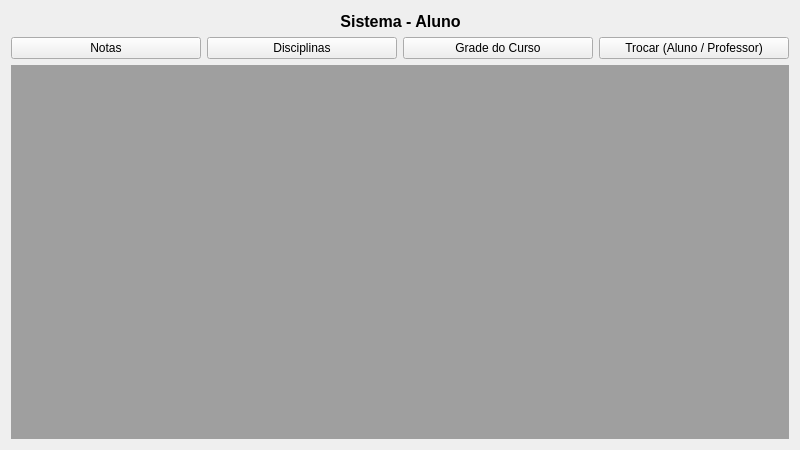
Qt form aluno.ui (AndersonLuis88/SIS_Faculdade) before a commit.
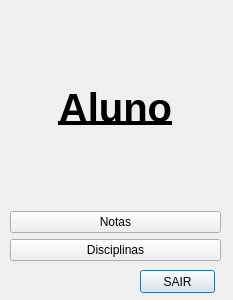
The same form after that commit.

Diff of the .ui file:
```diff
--- a/aluno.ui
+++ b/aluno.ui
@@ -1,106 +1,76 @@
 <?xml version="1.0" encoding="UTF-8"?>
 <ui version="4.0">
  <class>Aluno</class>
- <widget class="QMainWindow" name="Aluno">
+ <widget class="QDialog" name="Aluno">
   <property name="geometry">
    <rect>
     <x>0</x>
     <y>0</y>
-    <width>800</width>
-    <height>450</height>
+    <width>233</width>
+    <height>300</height>
    </rect>
   </property>
   <property name="windowTitle">
    <string>Faculdade - Sistema Aluno</string>
   </property>
-  <widget class="QWidget" name="centralWidget">
-   <layout class="QVBoxLayout" name="verticalLayout">
-    <item>
-     <layout class="QHBoxLayout" name="horizontalLayout_2">
-      <item>
-       <spacer name="horizontalSpacer">
-        <property name="orientation">
-         <enum>Qt::Horizontal</enum>
-        </property>
-        <property name="sizeHint" stdset="0">
-         <size>
-          <width>40</width>
-          <height>20</height>
-         </size>
-        </property>
-       </spacer>
-      </item>
-      <item>
+  <widget class="QPushButton" name="btn_voltarPrincipal">
+   <property name="geometry">
+    <rect>
+     <x>140</x>
+     <y>270</y>
+     <width>75</width>
+     <height>23</height>
+    </rect>
+   </property>
+   <property name="text">
+    <string>SAIR</string>
+   </property>
+  </widget>
+  <widget class="QWidget" name="">
+   <property name="geometry">
+    <rect>
+     <x>10</x>
+     <y>10</y>
+     <width>211</width>
+     <height>251</height>
+    </rect>
+   </property>
+   <layout class="QGridLayout" name="gridLayout">
+    <item row="0" column="0">
        <widget class="QLabel" name="label">
         <property name="font">
          <font>
-          <pointsize>12</pointsize>
+        <pointsize>30</pointsize>
           <weight>75</weight>
           <bold>true</bold>
+        <underline>true</underline>
          </font>
         </property>
         <property name="text">
-         <string>Sistema - Aluno</string>
+       <string>Aluno</string>
         </property>
         <property name="alignment">
          <set>Qt::AlignCenter</set>
         </property>
        </widget>
       </item>
-      <item>
-       <spacer name="horizontalSpacer_2">
-        <property name="orientation">
-         <enum>Qt::Horizontal</enum>
-        </property>
-        <property name="sizeHint" stdset="0">
-         <size>
-          <width>40</width>
-          <height>20</height>
-         </size>
-        </property>
-       </spacer>
-      </item>
-     </layout>
-    </item>
-    <item>
-     <layout class="QHBoxLayout" name="horizontalLayout">
-      <item>
-       <widget class="QPushButton" name="pushButton">
+    <item row="1" column="0">
+     <widget class="QPushButton" name="notas">
         <property name="text">
          <string>Notas</string>
         </property>
        </widget>
       </item>
-      <item>
-       <widget class="QPushButton" name="pushButton_2">
+    <item row="2" column="0">
+     <widget class="QPushButton" name="disciplinas">
         <property name="text">
          <string>Disciplinas</string>
         </property>
        </widget>
       </item>
-      <item>
-       <widget class="QPushButton" name="pushButton_3">
-        <property name="text">
-         <string>Grade do Curso</string>
-        </property>
-       </widget>
-      </item>
-      <item>
-       <widget class="QPushButton" name="pushButton_4">
-        <property name="text">
-         <string>Trocar (Aluno / Professor)</string>
-        </property>
-       </widget>
-      </item>
-     </layout>
-    </item>
-    <item>
-     <widget class="QMdiArea" name="mdiArea"/>
-    </item>
-   </layout>
+   </layout>
   </widget>
  </widget>
- <layoutdefault spacing="6" margin="11"/>
  <resources/>
  <connections/>
 </ui>
```
Left out of the diff: 2 changed lines with no effect on the pictures. Lines whose indentation alone changed are shown as unchanged.
